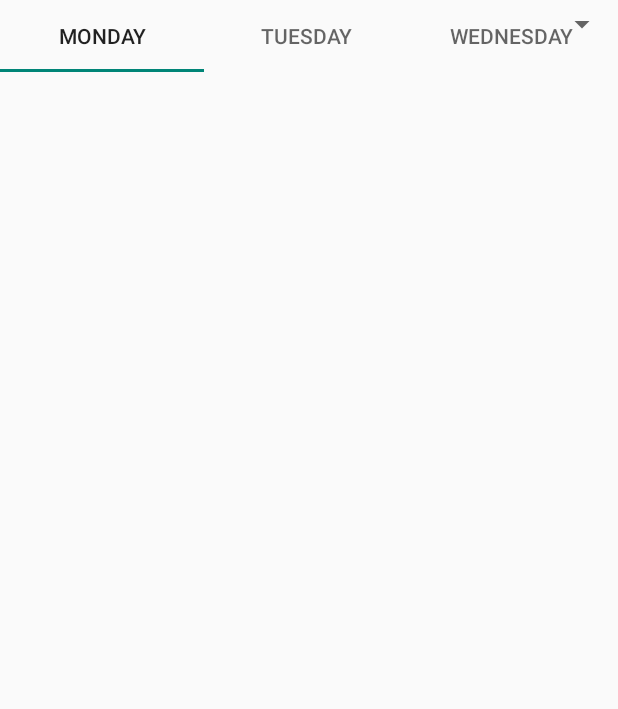
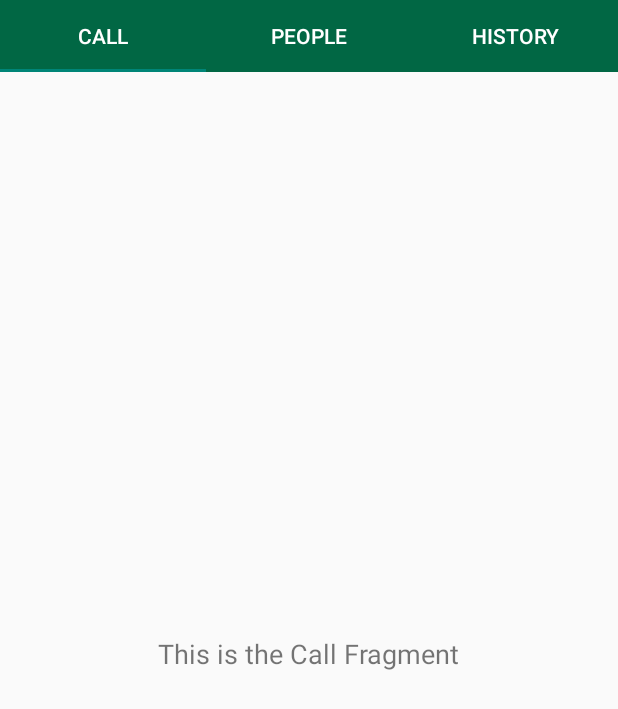
Before and after one commit to Syed-Bipul-Rahman/Bdtask-Classes, an Android app: the ContainersActivity screen opened directly, with no data from a screen before it, on a phone screen of 412 x 824 dp. Shown: the top 709 px of the screen. Run offline under Robolectric (Android 15) with nearby library versions, the phone set to English and light mode, and no system bars.

Commit message:
fragment and viewpager added

```diff
--- /dev/null
+++ b/AllViews/app/src/main/java/com/storedata/allviews/CallFragment.java
@@ -0,0 +1,23 @@
+package com.storedata.allviews;
+
+import android.os.Bundle;
+
+import androidx.fragment.app.Fragment;
+
+import android.view.LayoutInflater;
+import android.view.View;
+import android.view.ViewGroup;
+import android.widget.TextView;
+
+
+public class CallFragment extends Fragment {
+
+    public CallFragment() {
+        // Required empty public constructor
+    }
+
+    @Override
+    public View onCreateView(LayoutInflater inflater, ViewGroup container, Bundle savedInstanceState) {
+        return inflater.inflate(R.layout.fragment_call, container, false);
+    }
+}
--- a/AllViews/app/src/main/java/com/storedata/allviews/ContainersActivity.java
+++ b/AllViews/app/src/main/java/com/storedata/allviews/ContainersActivity.java
@@ -1,14 +1,17 @@
 package com.storedata.allviews;
 
 import androidx.appcompat.app.AppCompatActivity;
+import androidx.viewpager.widget.ViewPager;
 
 import android.os.Bundle;
 import android.view.View;
 
+import com.google.android.material.tabs.TabLayout;
 import com.storedata.allviews.databinding.ActivityContainersBinding;
 
 public class ContainersActivity extends AppCompatActivity {
     ActivityContainersBinding binding;
+
     @Override
     protected void onCreate(Bundle savedInstanceState) {
         super.onCreate(savedInstanceState);
@@ -16,5 +19,19 @@ public class ContainersActivity extends AppCompatActivity {
 
         View view = binding.getRoot();
         setContentView(view);
+
+        TabLayout tabLayout = binding.tabslay;
+        ViewPager viewPager = binding.viewpager;
+
+        tabLayout.addTab(tabLayout.newTab().setText("People"));
+
+
+        tabLayout.addTab(tabLayout.newTab().setText("Call"));
+        MyPagerAdapter pagerAdapter = new MyPagerAdapter(getSupportFragmentManager());
+        viewPager.setAdapter(pagerAdapter);
+
+        // Connect the TabLayout with the ViewPager.
+        tabLayout.setupWithViewPager(viewPager);
+
     }
 }
--- /dev/null
+++ b/AllViews/app/src/main/java/com/storedata/allviews/MyPagerAdapter.java
@@ -0,0 +1,50 @@
+package com.storedata.allviews;
+
+import androidx.annotation.NonNull;
+import androidx.fragment.app.Fragment;
+import androidx.fragment.app.FragmentManager;
+import androidx.fragment.app.FragmentPagerAdapter;
+
+public class MyPagerAdapter extends FragmentPagerAdapter {
+    private static final int NUM_PAGES = 3;
+
+    public MyPagerAdapter(@NonNull FragmentManager fm) {
+        super(fm);
+    }
+
+    @Override
+    public Fragment getItem(int position) {
+        // Return the fragment associated with the specified position
+        switch (position) {
+            case 0:
+                return new CallFragment();
+            case 1:
+                return new PeopleFragment();
+            case 2:
+                return new HistoryFragment();
+            default:
+                return null;
+        }
+    }
+
+    @Override
+    public int getCount() {
+
+        return NUM_PAGES;
+    }
+
+    @Override
+    public CharSequence getPageTitle(int position) {
+        // Return the title of each tab
+        switch (position) {
+            case 0:
+                return "Call";
+            case 1:
+                return "People";
+            case 2:
+                return "History";
+            default:
+                return "";
+        }
+    }
+}
--- /dev/null
+++ b/AllViews/app/src/main/java/com/storedata/allviews/PeopleFragment.java
@@ -0,0 +1,64 @@
+package com.storedata.allviews;
+
+import android.os.Bundle;
+
+import androidx.fragment.app.Fragment;
+
+import android.view.LayoutInflater;
+import android.view.View;
+import android.view.ViewGroup;
+
+/**
+ * A simple {@link Fragment} subclass.
+ * Use the {@link PeopleFragment#newInstance} factory method to
+ * create an instance of this fragment.
+ */
+public class PeopleFragment extends Fragment {
+
+    // TODO: Rename parameter arguments, choose names that match
+    // the fragment initialization parameters, e.g. ARG_ITEM_NUMBER
+    private static final String ARG_PARAM1 = "param1";
+    private static final String ARG_PARAM2 = "param2";
+
+    // TODO: Rename and change types of parameters
+    private String mParam1;
+    private String mParam2;
+
+    public PeopleFragment() {
+        // Required empty public constructor
+    }
+
+    /**
+     * Use this factory method to create a new instance of
+     * this fragment using the provided parameters.
+     *
+     * @param param1 Parameter 1.
+     * @param param2 Parameter 2.
+     * @return A new instance of fragment PeopleFragment.
+     */
+    // TODO: Rename and change types and number of parameters
+    public static PeopleFragment newInstance(String param1, String param2) {
+        PeopleFragment fragment = new PeopleFragment();
+        Bundle args = new Bundle();
+        args.putString(ARG_PARAM1, param1);
+        args.putString(ARG_PARAM2, param2);
+        fragment.setArguments(args);
+        return fragment;
+    }
+
+    @Override
+    public void onCreate(Bundle savedInstanceState) {
+        super.onCreate(savedInstanceState);
+        if (getArguments() != null) {
+            mParam1 = getArguments().getString(ARG_PARAM1);
+            mParam2 = getArguments().getString(ARG_PARAM2);
+        }
+    }
+
+    @Override
+    public View onCreateView(LayoutInflater inflater, ViewGroup container,
+                             Bundle savedInstanceState) {
+        // Inflate the layout for this fragment
+        return inflater.inflate(R.layout.fragment_people, container, false);
+    }
+}
--- /dev/null
+++ b/AllViews/app/src/main/res/drawable/ic_alert.xml
@@ -0,0 +1,5 @@
+<vector android:height="24dp" android:tint="#FFFFFF"
+    android:viewportHeight="24" android:viewportWidth="24"
+    android:width="24dp" xmlns:android="http://schemas.android.com/apk/res/android">
+    <path android:fillColor="@android:color/white" android:pathData="M10.01,21.01c0,1.1 0.89,1.99 1.99,1.99s1.99,-0.89 1.99,-1.99h-3.98zM18.88,16.82L18.88,11c0,-3.25 -2.25,-5.97 -5.29,-6.69v-0.72C13.59,2.71 12.88,2 12,2s-1.59,0.71 -1.59,1.59v0.72C7.37,5.03 5.12,7.75 5.12,11v5.82L3,18.94L3,20h18v-1.06l-2.12,-2.12zM16,13.01h-3v3h-2v-3L8,13.01L8,11h3L11,8h2v3h3v2.01z"/>
+</vector>
--- /dev/null
+++ b/AllViews/app/src/main/res/drawable/ic_call.xml
@@ -0,0 +1,5 @@
+<vector android:height="24dp" android:tint="#FFFFFF"
+    android:viewportHeight="24" android:viewportWidth="24"
+    android:width="24dp" xmlns:android="http://schemas.android.com/apk/res/android">
+    <path android:fillColor="@android:color/white" android:pathData="M20,15.5c-1.25,0 -2.45,-0.2 -3.57,-0.57 -0.35,-0.11 -0.74,-0.03 -1.02,0.24l-2.2,2.2c-2.83,-1.44 -5.15,-3.75 -6.59,-6.59l2.2,-2.21c0.28,-0.26 0.36,-0.65 0.25,-1C8.7,6.45 8.5,5.25 8.5,4c0,-0.55 -0.45,-1 -1,-1H4c-0.55,0 -1,0.45 -1,1 0,9.39 7.61,17 17,17 0.55,0 1,-0.45 1,-1v-3.5c0,-0.55 -0.45,-1 -1,-1zM21,6h-3V3h-2v3h-3v2h3v3h2V8h3z"/>
+</vector>
--- a/AllViews/app/src/main/res/layout/activity_containers.xml
+++ b/AllViews/app/src/main/res/layout/activity_containers.xml
@@ -1,41 +1,24 @@
 <?xml version="1.0" encoding="utf-8"?>
-<androidx.constraintlayout.widget.ConstraintLayout xmlns:android="http://schemas.android.com/apk/res/android"
+<LinearLayout xmlns:android="http://schemas.android.com/apk/res/android"
     xmlns:app="http://schemas.android.com/apk/res-auto"
     xmlns:tools="http://schemas.android.com/tools"
     android:layout_width="match_parent"
     android:layout_height="match_parent"
+    android:orientation="vertical"
     tools:context=".ContainersActivity">
 
-    <Spinner
-        android:id="@+id/spinner"
-        android:layout_width="409dp"
-        android:layout_height="wrap_content"
-        android:minHeight="32dp"
-        app:layout_constraintEnd_toEndOf="parent"
-        app:layout_constraintTop_toTopOf="parent" />
 
     <com.google.android.material.tabs.TabLayout
-        android:layout_width="409dp"
+        android:id="@+id/tabslay"
+        android:layout_width="match_parent"
         android:layout_height="wrap_content"
-        tools:layout_editor_absoluteX="1dp"
-        tools:layout_editor_absoluteY="385dp"
-        tools:ignore="MissingConstraints">
+        android:background="@color/greendark"
+        app:tabGravity="fill"
+        app:tabMode="fixed"
+        app:tabTextColor="@color/white" />
 
-        <com.google.android.material.tabs.TabItem
-            android:layout_width="wrap_content"
-            android:layout_height="wrap_content"
-            android:text="Monday" />
-
-        <com.google.android.material.tabs.TabItem
-            android:layout_width="wrap_content"
-            android:layout_height="wrap_content"
-            android:text="Tuesday" />
-
-        <com.google.android.material.tabs.TabItem
-            android:layout_width="wrap_content"
-            android:layout_height="wrap_content"
-            android:text="Wednesday" />
-    </com.google.android.material.tabs.TabLayout>
-
-
-</androidx.constraintlayout.widget.ConstraintLayout>
+    <androidx.viewpager.widget.ViewPager
+        android:id="@+id/viewpager"
+        android:layout_width="wrap_content"
+        android:layout_height="wrap_content" />
+</LinearLayout>
--- /dev/null
+++ b/AllViews/app/src/main/res/layout/fragment_call.xml
@@ -0,0 +1,19 @@
+<?xml version="1.0" encoding="utf-8"?>
+<LinearLayout xmlns:android="http://schemas.android.com/apk/res/android"
+    xmlns:tools="http://schemas.android.com/tools"
+    android:layout_width="match_parent"
+    android:layout_height="match_parent"
+    android:layout_gravity="center"
+    android:gravity="center"
+    android:orientation="vertical"
+    tools:context=".CallFragment">
+
+    <TextView
+        android:id="@+id/textViewCall"
+        android:layout_width="wrap_content"
+        android:layout_height="wrap_content"
+        android:layout_gravity="center"
+        android:text="This is the Call Fragment"
+        android:textSize="18sp" />
+
+</LinearLayout>
--- a/AllViews/app/src/main/res/values/strings.xml
+++ b/AllViews/app/src/main/res/values/strings.xml
@@ -4,4 +4,6 @@
     <string name="abouttextsss">Bdtask develops both Android and iOS application to make your business operation more Convenient and flexible.</string>
     <string name="abouttextss">We provide a time-worthy business solution to every type of business. Find out your one and level up your success</string>
     <string name="abouttext">Bdtask, Inc. has a global reputation for up to scratch customer experience which marks us as one of the best software development companies in the world.</string>
+    <!-- TODO: Remove or change this placeholder text -->
+    <string name="hello_blank_fragment">Hello blank fragment</string>
 </resources>
```
Also changed, not shown: AllViews/app/src/main/java/com/storedata/allviews/HistoryFragment.java (added, +64 -0 lines), AllViews/app/src/main/res/drawable/ic_people.xml (added, +12 -0 lines), AllViews/app/src/main/res/layout/fragment_history.xml (added, +14 -0 lines), AllViews/app/src/main/res/layout/fragment_people.xml (added, +14 -0 lines).
